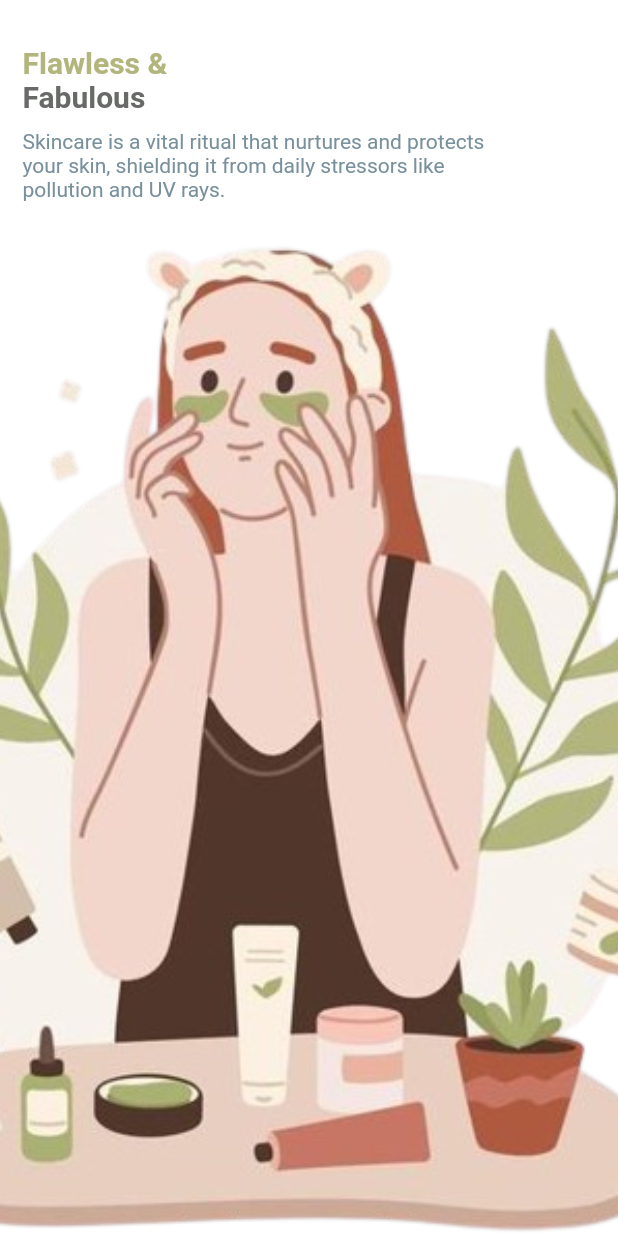
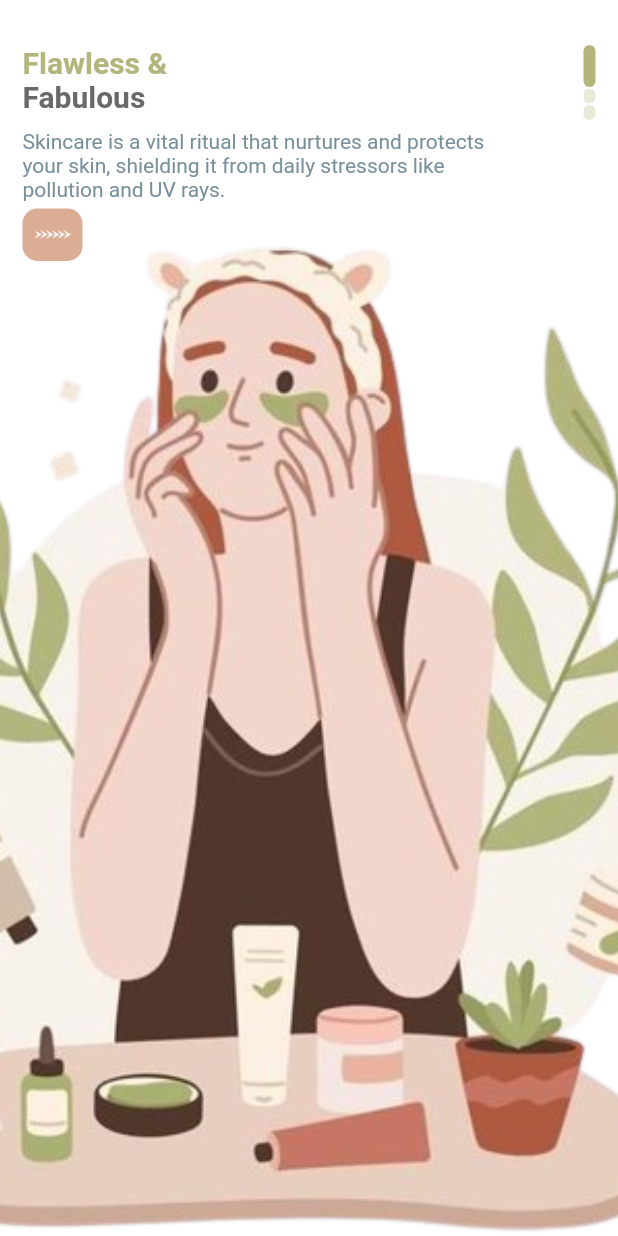
Before and after one commit to Syeda-Maham-Jafri-2024/SkinCareApp, a Flutter app: the screen it shows after launch, on a phone screen of 412 x 824 dp. Run offline on Flutter 3.47's test engine with Material 2 defaults, Android fonts, the phone set to English and light mode, and no system bars.

Commit message:
Custom Slider

```diff
--- a/lib/pages/welcome_page.dart
+++ b/lib/pages/welcome_page.dart
@@ -40,6 +40,7 @@ class _WelcomePageState extends State<WelcomePage> {
             child:Container(
               margin: const EdgeInsets.only(top : 30, left:15, right:15),
               child: Row(
+                mainAxisAlignment: MainAxisAlignment.spaceBetween,
                 children: [
                 Column(
                 crossAxisAlignment: CrossAxisAlignment.start,
@@ -55,10 +56,23 @@ class _WelcomePageState extends State<WelcomePage> {
                     color: Color.fromARGB(255, 120, 144, 156),),
                 ),
                 const SizedBox(height: 5,),
-                //ResponsiveButton(),
-              ],
-            ),
-                ],
+                ResponsiveButton(),
+               ],
+               ),
+               Column(
+                children: List.generate(3,(indexDots){
+                  return Container(
+                    margin: EdgeInsets.only(bottom: 1),
+                    width: 8,
+                    height:index==indexDots?28:10,
+                    decoration: BoxDecoration(
+                      borderRadius: BorderRadius.circular(8),
+                      color: index==indexDots? const Color.fromARGB(255, 180, 181, 124) :const Color.fromARGB(255, 180, 181, 124).withOpacity(0.3) ,
+                    ),
+                   );
+                }),
+               )
+               ],
               ),
             ),
 
@@ -68,3 +82,6 @@ class _WelcomePageState extends State<WelcomePage> {
     );
   }
 }
+// git add .
+// git commit -m ""
+// git push origi mai
--- a/lib/widgets/responsive_button.dart
+++ b/lib/widgets/responsive_button.dart
@@ -1,24 +1,54 @@
+// import 'package:flutter/material.dart';
+
+// class ResponsiveButton extends StatelessWidget {
+//   bool? isResponsive;
+//   double? width;
+//   ResponsiveButton({ this.isResponsive, this.width, Key? key}) : super(key: key);
+
+
+//   @override
+//   Widget build(BuildContext context) {
+//     return Container(
+//       width: width,
+//       height: 60,
+//       decoration: BoxDecoration(
+//         borderRadius: BorderRadius.circular(10),
+//         color: const Color.fromARGB(255, 219, 173, 149)
+//       ),
+//       child: Row(
+//         children: [
+//         Image.asset("assets/icon-arrow.png")
+//       ]),
+//     );
+//   }
+// }
 import 'package:flutter/material.dart';
 
 class ResponsiveButton extends StatelessWidget {
-  bool? isResponsive;
-  double? width;
+  final bool? isResponsive;
+  final double? width;
   ResponsiveButton({ this.isResponsive, this.width, Key? key}) : super(key: key);
-
 
   @override
   Widget build(BuildContext context) {
     return Container(
       width: width,
-      height: 60,
+      height: 35,
       decoration: BoxDecoration(
         borderRadius: BorderRadius.circular(10),
-        color: Color.fromARGB(255, 182, 155, 134)
+        color: const Color.fromARGB(255, 219, 173, 149),
       ),
       child: Row(
+        mainAxisAlignment: MainAxisAlignment.center,
         children: [
-        Image.asset("assets/icon-arrow.png")
-      ]),
+          Image.asset(
+            "assets/icon-arrow.png",
+            width: 40, // Set your desired width
+            height: 36, // Set your desired height
+            color: Colors.white, // Set your desired color
+          ),
+        ],
+      ),
     );
   }
 }
```
Also changed, not shown: assets/icon-arrow.png.
